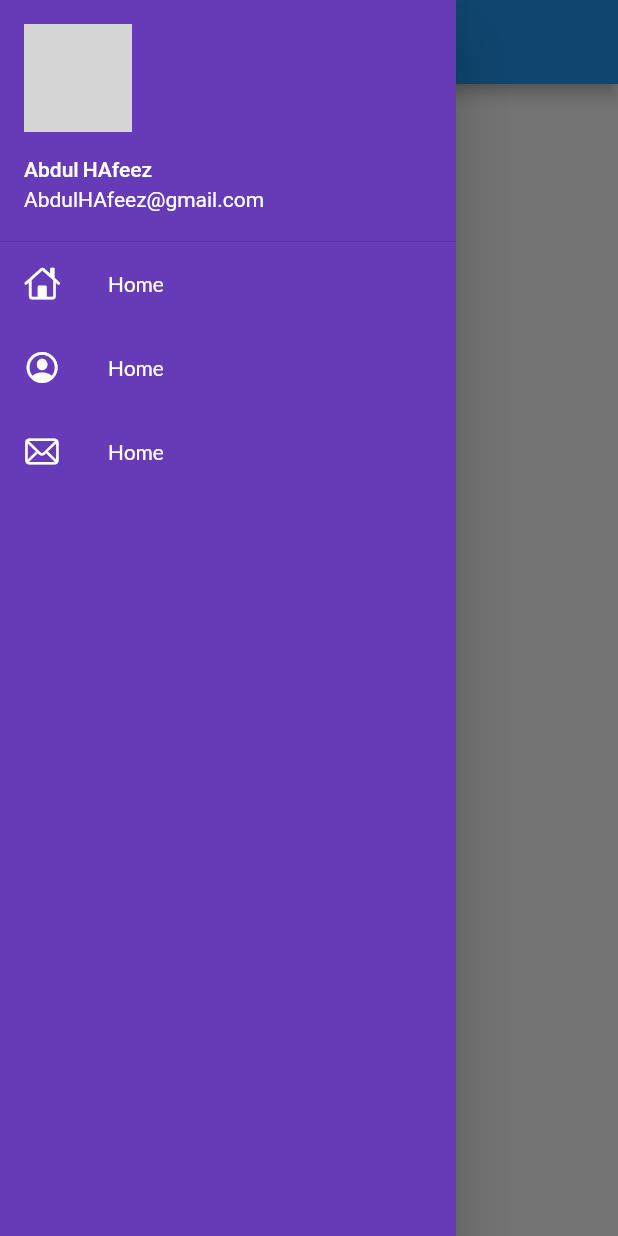
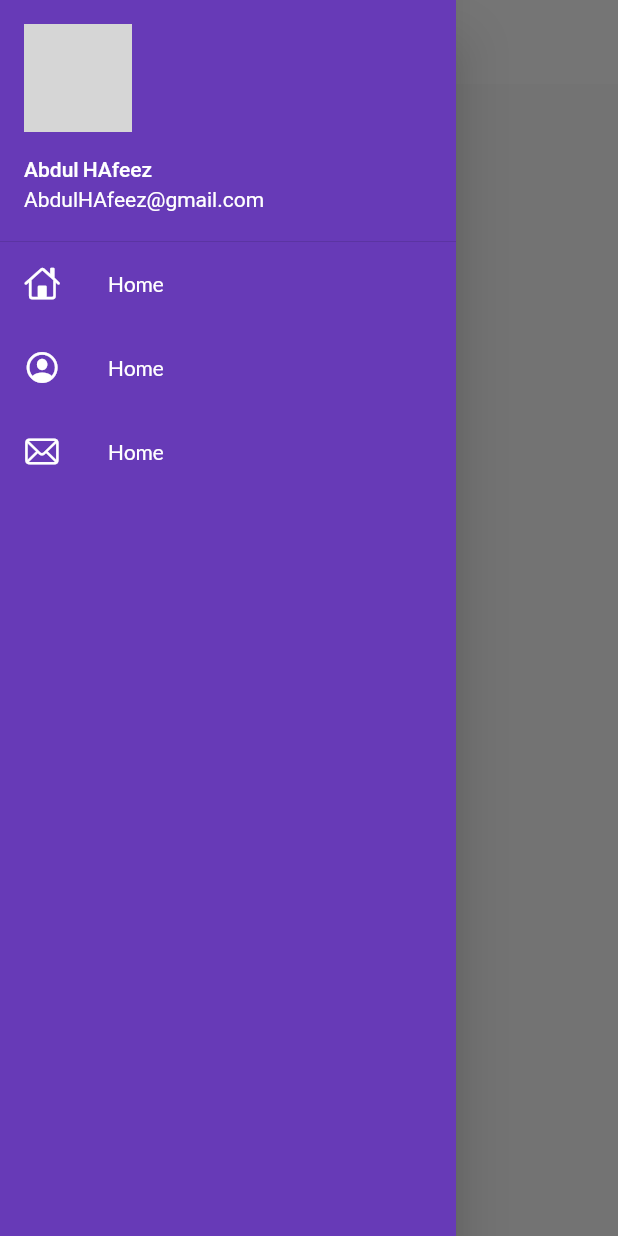
Before and after one commit to hafeez10557/flutter-30-days, a Flutter app: the screen it shows after launch, with the side drawer open, on a phone screen of 412 x 824 dp. Run offline on Flutter 3.47's test engine with Material 2 defaults, Android fonts, the phone set to English and light mode, and no system bars; our stand-ins replace google_fonts; network calls fail; Roboto replaces fonts that are missing (Laila); grey boxes are pictures that could not be loaded.

Commit message:
theme extracted day 10

```diff
--- a/lib/main.dart
+++ b/lib/main.dart
@@ -2,6 +2,7 @@ import 'package:flutter/material.dart';
 import 'package:flutter_hellow_world/pages/home_page.dart';
 import 'package:flutter_hellow_world/pages/login_page.dart';
 import 'package:flutter_hellow_world/utils/routes.dart';
+import 'package:flutter_hellow_world/widgets/theme.dart';
 import 'package:google_fonts/google_fonts.dart';
 
 void main() {
@@ -12,10 +13,8 @@ class MyApp extends StatelessWidget {
   @override
   Widget build(BuildContext context) {
     return MaterialApp(
-      theme: ThemeData(
-          fontFamily: GoogleFonts.lato().fontFamily,
-          primaryTextTheme: GoogleFonts.lailaTextTheme(),
-          ),
+      theme: MyTheme.lightTheme(context),
+      darkTheme: MyTheme.darkTheme,
       debugShowCheckedModeBanner: false,
       routes: {
         "/": (context) => HomePage(),
--- /dev/null
+++ b/lib/widgets/theme.dart
@@ -0,0 +1,24 @@
+
+
+import 'package:flutter/material.dart';
+import 'package:google_fonts/google_fonts.dart';
+
+class MyTheme{
+  static ThemeData  lightTheme(BuildContext context) => ThemeData(
+      primarySwatch: Colors.purple,
+      fontFamily: GoogleFonts.lato().fontFamily,
+      primaryTextTheme: GoogleFonts.lailaTextTheme(),
+      appBarTheme: AppBarTheme(
+          color: Colors.white,
+          elevation: 0.0,
+          iconTheme: IconThemeData(
+              color: Colors.black
+          ),
+          textTheme: Theme.of(context).textTheme
+      )
+  );
+  static ThemeData get darkTheme =>  ThemeData(
+      brightness: Brightness.dark
+  );
+
+}
```
